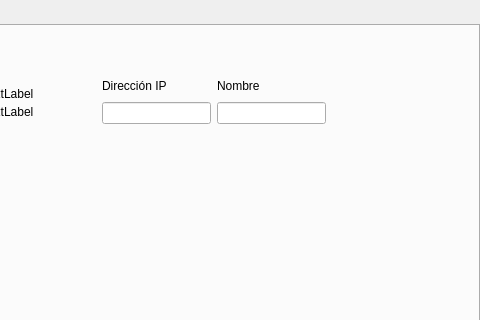
The window that form.ui (SFLACUEVA/AppQT) describes before a commit, drawn with Qt 5; both pictures show x 320 to 800 and y 0 to 320 of the 800 by 480 pixel window.
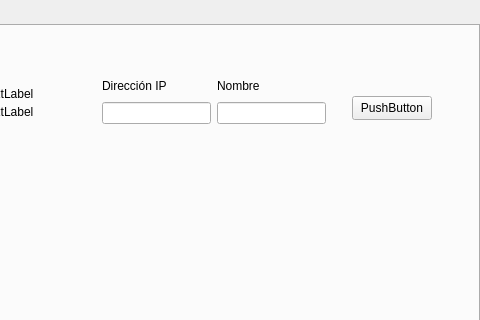
The same window after the commit.

Commit message: keyboard test3

What changed in the file:
```diff
--- a/form.ui
+++ b/form.ui
@@ -99,6 +99,19 @@
        </property>
       </column>
      </widget>
+     <widget class="QPushButton" name="pushButton">
+      <property name="geometry">
+       <rect>
+        <x>670</x>
+        <y>70</y>
+        <width>80</width>
+        <height>24</height>
+       </rect>
+      </property>
+      <property name="text">
+       <string>PushButton</string>
+      </property>
+     </widget>
      <widget class="QWidget" name="">
       <property name="geometry">
        <rect>
```
The commit also changes 2 other files.
